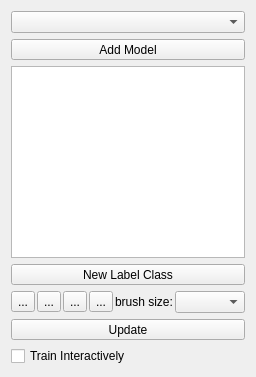
First picture: the form in ilastik/applets/networkClassification/nnClassAppletUiTest.ui, repository ilastik/ilastik, before the edit.
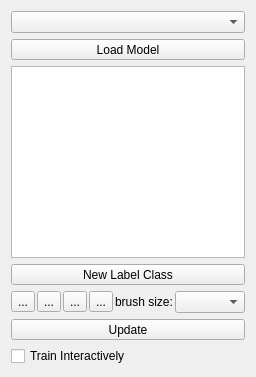
Second picture: the form after the edit. Icons and pictures are not drawn. Custom widgets are drawn as their Qt base class.

Commit message: adapt gui for single nn model support

```diff
--- a/ilastik/applets/networkClassification/nnClassAppletUiTest.ui
+++ b/ilastik/applets/networkClassification/nnClassAppletUiTest.ui
@@ -48,7 +48,7 @@
         </sizepolicy>
        </property>
        <property name="text">
-        <string>Add Model</string>
+      <string>Load Model</string>
        </property>
        <property name="checkable">
         <bool>true</bool>
```
Lines whose indentation alone changed are shown as unchanged. The commit also changes 1 other file.
